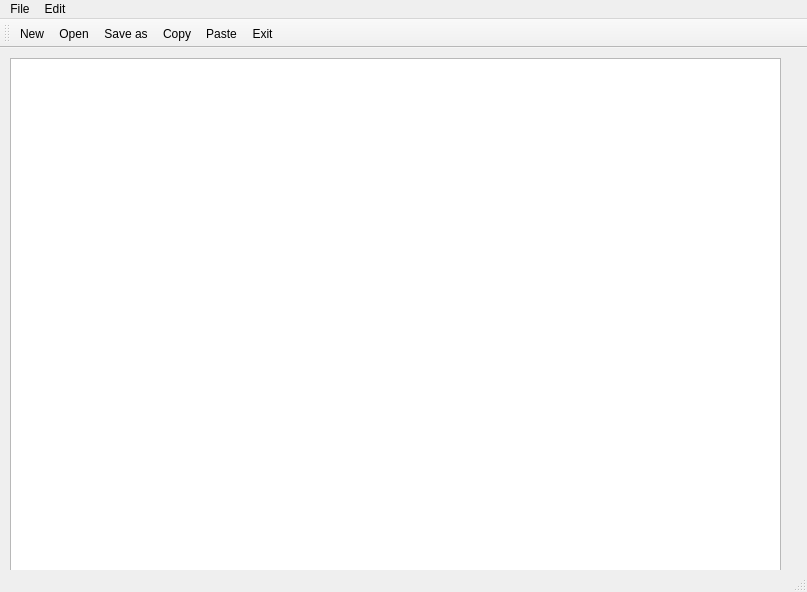
Qt form QTNotes/mainwindow.ui (aniolm9/practiques-sad) before a commit.
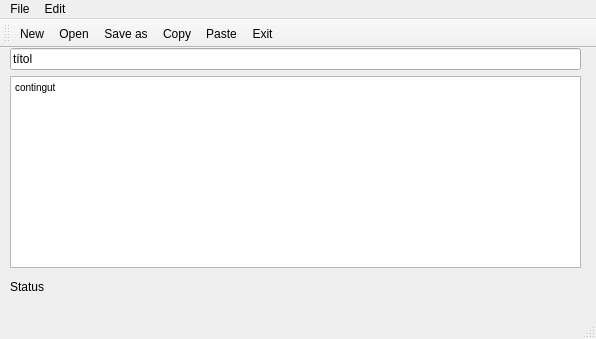
The same form after that commit. Icons and pictures are not drawn.

Patch:
```diff
--- a/QTNotes/mainwindow.ui
+++ b/QTNotes/mainwindow.ui
@@ -6,8 +6,8 @@
    <rect>
     <x>0</x>
     <y>0</y>
-    <width>807</width>
-    <height>592</height>
+    <width>596</width>
+    <height>339</height>
    </rect>
   </property>
   <property name="windowTitle">
@@ -18,14 +18,42 @@
     <property name="geometry">
      <rect>
       <x>10</x>
-      <y>10</y>
-      <width>771</width>
-      <height>521</height>
+      <y>0</y>
+      <width>571</width>
+      <height>251</height>
      </rect>
     </property>
     <layout class="QVBoxLayout" name="verticalLayout">
      <item>
-      <widget class="QTextEdit" name="textEdit"/>
+      <widget class="QLineEdit" name="lineEdit">
+       <property name="text">
+        <string>títol</string>
+       </property>
+      </widget>
+     </item>
+     <item alignment="Qt::AlignTop">
+      <widget class="QTextEdit" name="textEdit">
+       <property name="maximumSize">
+        <size>
+         <width>769</width>
+         <height>519</height>
+        </size>
+       </property>
+       <property name="html">
+        <string>&lt;!DOCTYPE HTML PUBLIC &quot;-//W3C//DTD HTML 4.0//EN&quot; &quot;http://www.w3.org/TR/REC-html40/strict.dtd&quot;&gt;
+&lt;html&gt;&lt;head&gt;&lt;meta name=&quot;qrichtext&quot; content=&quot;1&quot; /&gt;&lt;style type=&quot;text/css&quot;&gt;
+p, li { white-space: pre-wrap; }
+&lt;/style&gt;&lt;/head&gt;&lt;body style=&quot; font-family:'MS Shell Dlg 2'; font-size:7.8pt; font-weight:400; font-style:normal;&quot;&gt;
+&lt;p style=&quot; margin-top:0px; margin-bottom:0px; margin-left:0px; margin-right:0px; -qt-block-indent:0; text-indent:0px;&quot;&gt;contingut&lt;/p&gt;&lt;/body&gt;&lt;/html&gt;</string>
+       </property>
+      </widget>
+     </item>
+     <item>
+      <widget class="QLabel" name="label">
+       <property name="text">
+        <string>Status</string>
+       </property>
+      </widget>
      </item>
     </layout>
    </widget>
@@ -35,7 +63,7 @@
     <rect>
      <x>0</x>
      <y>0</y>
-     <width>807</width>
+     <width>596</width>
      <height>26</height>
     </rect>
    </property>
```
Left out of the diff: 6 changed lines with no effect on the pictures.
